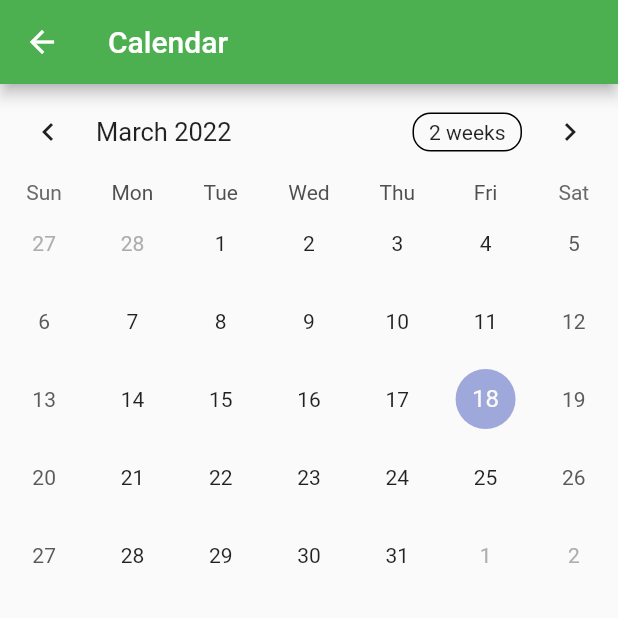
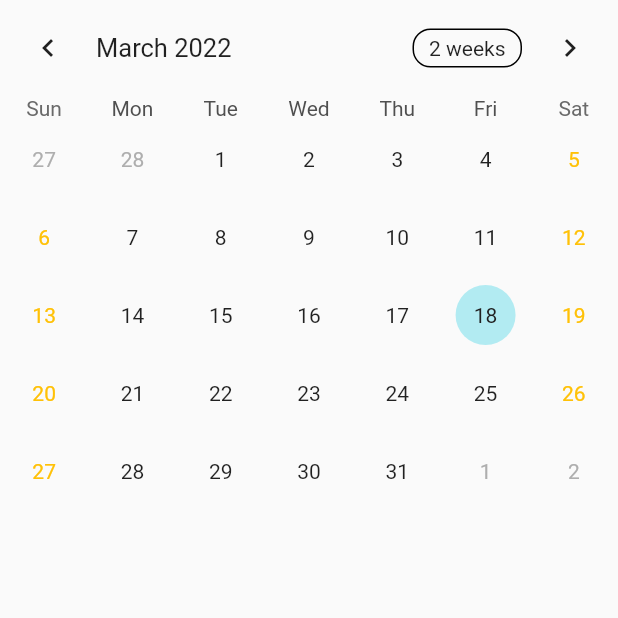
Before and after one commit to Hsn37/Ghambeel, a Flutter app: the Calendar screen opened directly, on a phone screen of 412 x 824 dp, the top half of it. Run offline on Flutter 3.47's test engine with Material 2 defaults, Android fonts, the phone set to English and light mode, and no system bars; drawn by our look-alikes of table_calendar; our stand-ins replace flutter_secure_storage; missing offline and left inert: icon_decoration; accounts and stored records are empty.

Commit message:
Defined theme

```diff
--- a/lib/modules/calendar/calendar.dart
+++ b/lib/modules/calendar/calendar.dart
@@ -2,6 +2,7 @@ import 'package:flutter/material.dart';
 import 'package:table_calendar/table_calendar.dart';
 import 'package:icon_decoration/icon_decoration.dart';
 import '../utils.dart';
+import '../../theme.dart';
 
 class Calendar extends StatefulWidget {
   const Calendar({Key? key, required this.title}) : super(key: key);
@@ -12,7 +13,7 @@ class Calendar extends StatefulWidget {
 }
 
 class _CalendarState extends State<Calendar>{
-  CalendarFormat _calendarFormat = CalendarFormat.month;  // month format for calendar widget
+  final CalendarFormat _calendarFormat = CalendarFormat.month;  // month format for calendar widget
   // States:
   DateTime _focusedDay = DateTime.now(); //
   DateTime? _selectedDay;
@@ -20,9 +21,7 @@ class _CalendarState extends State<Calendar>{
   Widget build(BuildContext context) {
     return
       Scaffold(
-        appBar: AppBar(  // App bar for calendar
-        title: Text('Calendar'),
-    ),
+
     body: TableCalendar(
     firstDay: firstDay, // first day in calendar (defined in utils)
     lastDay: lastDay,
@@ -39,6 +38,19 @@ class _CalendarState extends State<Calendar>{
           });
         }
       },
+    calendarStyle: const CalendarStyle(
+      weekendTextStyle: TextStyle(color: accent),
+      // highlighted color for today
+      todayDecoration: BoxDecoration(
+      color: lightPrimary,
+      shape: BoxShape.circle,
+         ),
+      todayTextStyle: TextStyle(color: primaryText),
+      selectedDecoration: BoxDecoration(
+        color: darkPrimary,
+        shape: BoxShape.circle,
+      ),
+      ),
     ),
     );
   }
--- a/lib/modules/todolist/todolist.dart
+++ b/lib/modules/todolist/todolist.dart
@@ -1,6 +1,7 @@
 // ignore_for_file: unnecessary_const
 import 'package:icon_decoration/icon_decoration.dart';
 import 'package:flutter/material.dart';
+import '../../theme.dart';
 
 // import 'package:ghambeel/main.dart';
 
@@ -30,10 +31,10 @@ class ToDoList extends StatefulWidget{
   final String title;
 
   static final topBar = AppBar(
-    leading: const Icon( Icons.menu, color:Color.fromARGB(255, 47, 10, 180)),
+    leading: const Icon( Icons.menu, color: icon),
     title: const Text('Page title'),
 
-    backgroundColor: Colors.purple,
+    backgroundColor: primary,
   );
 
   @override
--- a/lib/theme.dart
+++ b/lib/theme.dart
@@ -0,0 +1,11 @@
+import 'package:flutter/material.dart';
+const Color darkPrimary = Color(0xff0097A7);
+const Color lightPrimary = Color(0xffb2ebf2);
+const Color primary = Color(0xff00bcd4);
+const Color accent = Color(0xffffc107);
+
+const Color primaryText = Color(0xff212121);
+const Color secondaryText = Color(0xff757575);
+
+const Color divider = Color(0xffbdbdbd);
+const Color icon = Colors.white;
```
